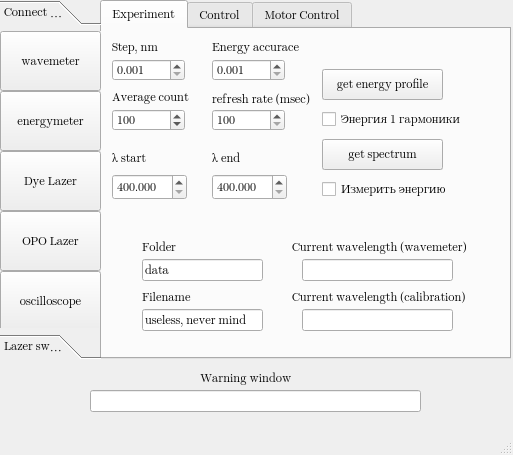
First picture: the form in gui_window.ui, repository ethylking/LAZERUI, before the edit.
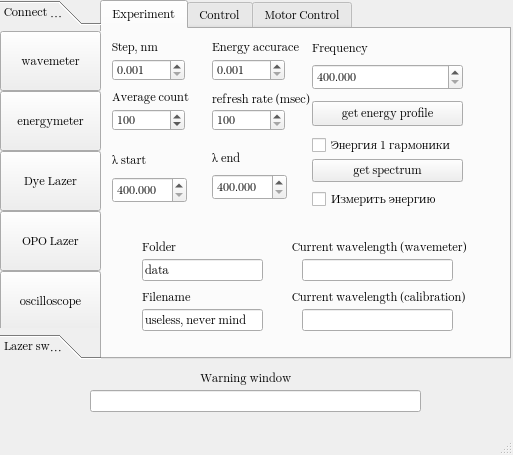
Second picture: the form after the edit. The open tabs and pages were chosen to show the change.

What changed in the file:
```diff
--- a/gui_window.ui
+++ b/gui_window.ui
@@ -140,7 +140,7 @@
         <x>10</x>
         <y>120</y>
         <width>75</width>
-        <height>51</height>
+        <height>54</height>
        </rect>
       </property>
       <layout class="QVBoxLayout" name="verticalLayout_2">
@@ -236,57 +236,6 @@
        <string>refresh rate (msec)</string>
       </property>
      </widget>
-     <widget class="QPushButton" name="getEnergyProfilePushButton">
-      <property name="enabled">
-       <bool>true</bool>
-      </property>
-      <property name="geometry">
-       <rect>
-        <x>220</x>
-        <y>40</y>
-        <width>121</width>
-        <height>31</height>
-       </rect>
-      </property>
-      <property name="autoFillBackground">
-       <bool>true</bool>
-      </property>
-      <property name="text">
-       <string>get energy profile</string>
-      </property>
-     </widget>
-     <widget class="QPushButton" name="getSpectrumPushButton">
-      <property name="enabled">
-       <bool>true</bool>
-      </property>
-      <property name="geometry">
-       <rect>
-        <x>220</x>
-        <y>110</y>
-        <width>121</width>
-        <height>31</height>
-       </rect>
-      </property>
-      <property name="autoFillBackground">
-       <bool>true</bool>
-      </property>
-      <property name="text">
-       <string>get spectrum</string>
-      </property>
-     </widget>
-     <widget class="QCheckBox" name="InspecEnergy">
-      <property name="geometry">
-       <rect>
-        <x>220</x>
-        <y>150</y>
-        <width>131</width>
-        <height>20</height>
-       </rect>
-      </property>
-      <property name="text">
-       <string>Измерить энергию</string>
-      </property>
-     </widget>
      <widget class="QLineEdit" name="filenameLineEdit">
       <property name="geometry">
        <rect>
@@ -397,19 +346,6 @@
        <string>Current wavelength (wavemeter)</string>
       </property>
      </widget>
-     <widget class="QCheckBox" name="FirstHarmonicEnergy">
-      <property name="geometry">
-       <rect>
-        <x>220</x>
-        <y>80</y>
-        <width>141</width>
-        <height>20</height>
-       </rect>
-      </property>
-      <property name="text">
-       <string>Энергия 1 гармоники</string>
-      </property>
-     </widget>
      <widget class="QDoubleSpinBox" name="EnergyAccurace">
       <property name="geometry">
        <rect>
@@ -448,6 +384,105 @@
        <string>Energy accurace</string>
       </property>
      </widget>
+     <widget class="QWidget" name="layoutWidget_3">
+      <property name="geometry">
+       <rect>
+        <x>210</x>
+        <y>10</y>
+        <width>151</width>
+        <height>51</height>
+       </rect>
+      </property>
+      <layout class="QVBoxLayout" name="verticalLayout_6">
+       <item>
+        <widget class="QLabel" name="label_18">
+         <property name="text">
+          <string>Frequency</string>
+         </property>
+        </widget>
+       </item>
+       <item>
+        <widget class="QDoubleSpinBox" name="FrequencySpinBox">
+         <property name="decimals">
+          <number>3</number>
+         </property>
+         <property name="minimum">
+          <double>400.000000000000000</double>
+         </property>
+         <property name="maximum">
+          <double>1000.000000000000000</double>
+         </property>
+         <property name="singleStep">
+          <double>0.001000000000000</double>
+         </property>
+        </widget>
+       </item>
+      </layout>
+     </widget>
+     <widget class="QWidget" name="verticalLayoutWidget_2">
+      <property name="geometry">
+       <rect>
+        <x>210</x>
+        <y>130</y>
+        <width>151</width>
+        <height>52</height>
+       </rect>
+      </property>
+      <layout class="QVBoxLayout" name="verticalLayout_7">
+       <item>
+        <widget class="QPushButton" name="getSpectrumPushButton">
+         <property name="enabled">
+          <bool>true</bool>
+         </property>
+         <property name="autoFillBackground">
+          <bool>true</bool>
+         </property>
+         <property name="text">
+          <string>get spectrum</string>
+         </property>
+        </widget>
+       </item>
+       <item>
+        <widget class="QCheckBox" name="InspecEnergy">
+         <property name="text">
+          <string>Измерить энергию</string>
+         </property>
+        </widget>
+       </item>
+      </layout>
+     </widget>
+     <widget class="QWidget" name="verticalLayoutWidget_3">
+      <property name="geometry">
+       <rect>
+        <x>210</x>
+        <y>70</y>
+        <width>151</width>
+        <height>61</height>
+       </rect>
+      </property>
+      <layout class="QVBoxLayout" name="verticalLayout_9">
+       <item>
+        <widget class="QPushButton" name="getEnergyProfilePushButton">
+         <property name="enabled">
+          <bool>true</bool>
+         </property>
+         <property name="autoFillBackground">
+          <bool>true</bool>
+         </property>
+         <property name="text">
+          <string>get energy profile</string>
+         </property>
+        </widget>
+       </item>
+       <item>
+        <widget class="QCheckBox" name="FirstHarmonicEnergy">
+         <property name="text">
+          <string>Энергия 1 гармоники</string>
+         </property>
+        </widget>
+       </item>
+      </layout>
+     </widget>
     </widget>
     <widget class="QWidget" name="tab_2">
      <attribute name="title">
```
Left out of the diff: 21 changed lines with no effect on the pictures.
